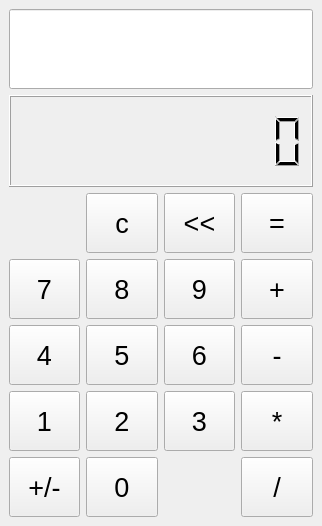
Qt form mainwindow.ui (vkarotkiyan/calculator) before a commit.
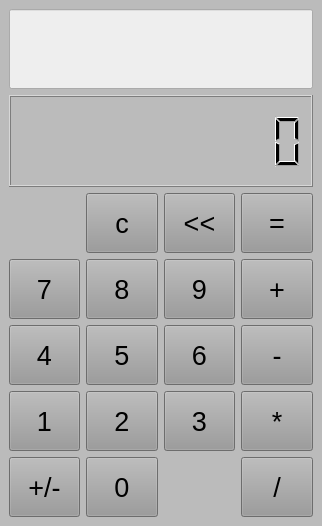
The same form after that commit.

Commit message: small correction of styles

Patch:
```diff
--- a/mainwindow.ui
+++ b/mainwindow.ui
@@ -16,6 +16,11 @@
   <property name="windowTitle">
    <string>Калькулятор</string>
   </property>
+  <property name="styleSheet">
+   <string notr="true">QWidget {color: #000000; background-color: #bbbbbb;}
+QPushButton {color: #000000; background-color: #999999;}
+QLineEdit {color: #000000; background-color: #eeeeee;}</string>
+  </property>
   <widget class="QWidget" name="centralwidget">
    <property name="maximumSize">
     <size>
```
